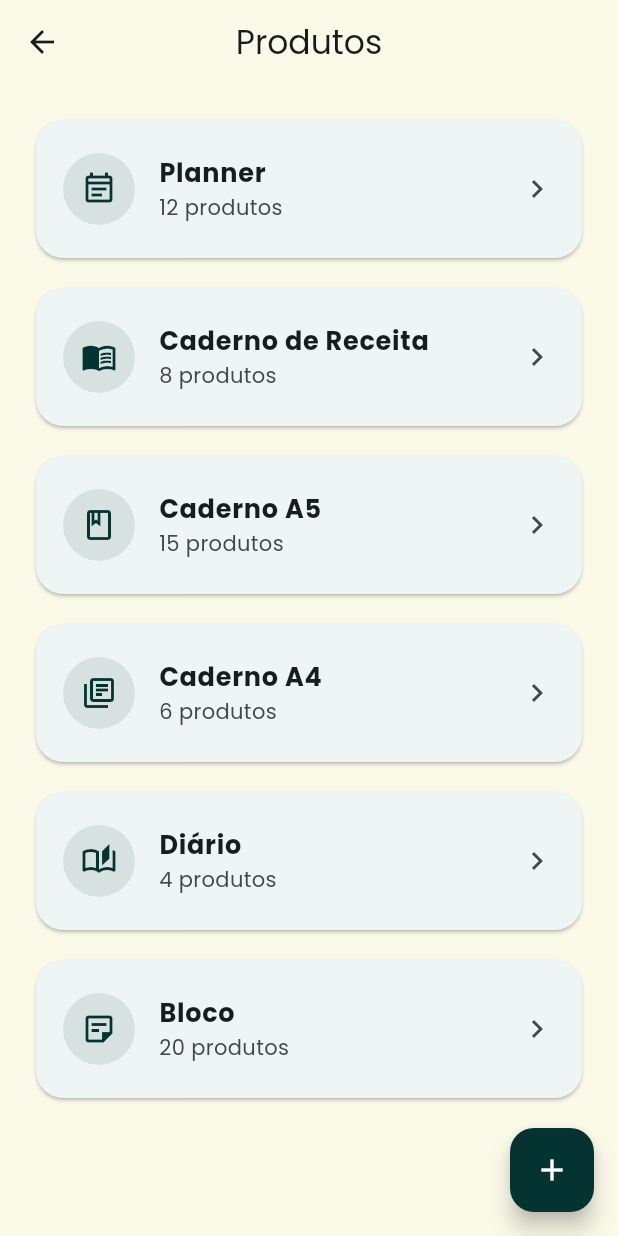
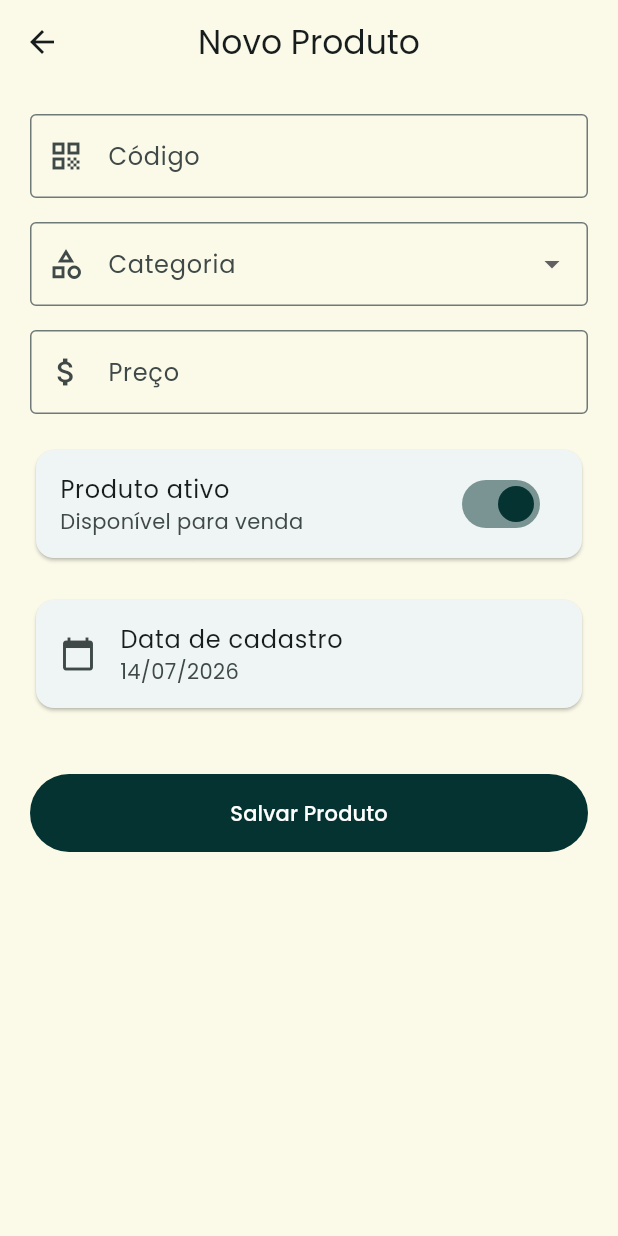
Before and after one commit to Gabriel-A-Pasqualini/Fiore, a Flutter app: the ProdutoPage screen opened directly, after a tap on the "add" icon, on a phone screen of 412 x 824 dp. Run offline on Flutter 3.47's test engine with Material 3 defaults, Android fonts, the phone set to English and light mode, and no system bars; our stand-ins replace flutter_screenutil, google_fonts.

Commit message:
feat: Adicionando tela de cadastro de produtos

```diff
--- a/fiore/lib/modules/home/home_page.dart
+++ b/fiore/lib/modules/home/home_page.dart
@@ -2,7 +2,7 @@ import 'package:fiore/app.dart';
 import 'package:fiore/modules/home/home_card.dart';
 import 'package:fiore/modules/home/summary_card.dart';
 import 'package:fiore/core/theme/app_colors.dart';
-import 'package:fiore/modules/produtos/controller/produto_page.dart';
+import 'package:fiore/modules/produtos/view/produto_page.dart';
 import 'package:flutter/material.dart';
 
 class HomePage extends StatelessWidget {
@@ -144,7 +144,7 @@ class HomePage extends StatelessWidget {
                       Navigator.push(
                         context,
                           MaterialPageRoute(
-                          builder: (_) => const ProdutoPage(),
+                          builder: (_) => ProdutoPage(),
                         ),
                       );
                     },
--- /dev/null
+++ b/fiore/lib/modules/produtos/controller/produto_controller.dart
@@ -0,0 +1,81 @@
+import 'package:fiore/modules/produtos/service/categoria_service.dart';
+import 'package:fiore/modules/produtos/view/produto_form_page.dart';
+import 'package:flutter/material.dart';
+
+class ProdutoController extends ChangeNotifier {
+  final codigoController = TextEditingController();
+  final categoriaController = TextEditingController();
+  final precoController = TextEditingController();
+
+  bool ativo = true;
+  DateTime cadastro = DateTime.now();
+
+  final CategoriaService categoriaService;
+
+  ProdutoController({
+    CategoriaService? categoriaService,
+  }) : categoriaService = categoriaService ?? CategoriaService();
+
+  List<(String, IconData, int)> get categorias {
+    return categoriaService.buscarCategorias();
+  }
+
+  String? categoriaSelecionada;
+
+  void alterarCategoria(String value) {
+    categoriaSelecionada = value;
+    notifyListeners();
+  }
+
+  void adicionarProduto(BuildContext context) {
+    Navigator.push(
+      context,
+      MaterialPageRoute(
+        builder: (context) => ProdutoFormPage(controller: this),
+      ),
+    );
+  }
+
+  void abrirCategoria(BuildContext context, int index) {
+    final categoria = categorias[index];
+
+    ScaffoldMessenger.of(context).showSnackBar(
+      SnackBar(
+        content: Text("Abrir ${categoria.$1}"),
+      ),
+    );
+  }
+
+  void alterarAtivo(bool value) {
+    ativo = value;
+    notifyListeners();
+  }
+
+  void salvar() {
+
+  }
+
+  void alterarCadastro(DateTime value) {
+    cadastro = value;
+    notifyListeners();
+  }
+
+  void limpar() {
+    codigoController.clear();
+    categoriaController.clear();
+    precoController.clear();
+
+    ativo = true;
+    cadastro = DateTime.now();
+
+    notifyListeners();
+  }
+
+  @override
+  void dispose() {
+    codigoController.dispose();
+    categoriaController.dispose();
+    precoController.dispose();
+    super.dispose();
+  }
+}
--- /dev/null
+++ b/fiore/lib/modules/produtos/service/categoria_service.dart
@@ -0,0 +1,15 @@
+import 'package:flutter/material.dart';
+
+class CategoriaService {
+
+  List<(String, IconData, int)> buscarCategorias() {
+    return [
+      ("Planner", Icons.event_note_outlined, 12),
+      ("Caderno de Receita", Icons.menu_book_outlined, 8),
+      ("Caderno A5", Icons.book_outlined, 15),
+      ("Caderno A4", Icons.library_books_outlined, 6),
+      ("Diário", Icons.auto_stories_outlined, 4),
+      ("Bloco", Icons.sticky_note_2_outlined, 20),
+    ];
+  }
+}
--- /dev/null
+++ b/fiore/lib/modules/produtos/view/produto_form_page.dart
@@ -0,0 +1,197 @@
+import 'package:fiore/core/theme/app_colors.dart';
+import 'package:fiore/modules/produtos/controller/produto_controller.dart';
+import 'package:flutter/material.dart';
+
+class ProdutoFormPage extends StatefulWidget {
+  final ProdutoController controller;
+
+  const ProdutoFormPage({
+    super.key,
+    required this.controller,
+  });
+
+  @override
+  State<ProdutoFormPage> createState() => _ProdutoFormPageState();
+}
+
+class _ProdutoFormPageState extends State<ProdutoFormPage> {
+
+  ProdutoController get controller => widget.controller;
+
+  @override
+  Widget build(BuildContext context) {
+
+    return Scaffold(
+      appBar: AppBar(
+        title: const Text("Novo Produto"),
+        centerTitle: true,
+      ),
+
+      body: AnimatedBuilder(
+        animation: controller,
+        builder: (_, __) {
+
+          return SingleChildScrollView(
+            padding: const EdgeInsets.all(20),
+            child: Column(
+              crossAxisAlignment: CrossAxisAlignment.start,
+              children: [
+                TextField(
+                  controller: controller.codigoController,
+                  keyboardType: TextInputType.number,
+                  decoration: const InputDecoration(
+                    labelText: "Código",
+                    prefixIcon: Icon(Icons.qr_code),
+                    border: OutlineInputBorder(),
+                  ),
+                ),
+
+                const SizedBox(height: 16),
+
+                DropdownButtonFormField<String>(
+                  value: controller.categoriaSelecionada,
+                  decoration: const InputDecoration(
+                    labelText: "Categoria",
+                    prefixIcon: Icon(Icons.category_outlined),
+                    border: OutlineInputBorder(),
+                  ),
+
+                  items: controller.categorias.map((categoria) {
+                    return DropdownMenuItem<String>(
+
+                      value: categoria.$1,
+                      child: Row(
+                        children: [
+                          Icon(
+                            categoria.$2,
+                            color: AppColors.primary,
+                            size: 22,
+                          ),
+
+                          const SizedBox(width: 10),
+
+                          Text(
+                            categoria.$1,
+                          ),
+                        ],
+                      ),
+                    );
+                  }).toList(),
+
+                  onChanged: (value) {
+                    if(value != null) {
+                      controller.alterarCategoria(value);
+                    }
+                  },
+                ),
+
+                const SizedBox(height: 16),
+
+                TextField(
+                  controller: controller.precoController,
+
+                  keyboardType: const TextInputType.numberWithOptions(
+                    decimal: true,
+                  ),
+
+                  decoration: const InputDecoration(
+                    labelText: "Preço",
+                    prefixText: "R\$ ",
+                    prefixIcon: Icon(
+                      Icons.attach_money,
+                    ),
+                    border: OutlineInputBorder(),
+                  ),
+                ),
+
+                const SizedBox(height: 20),
+
+                Card(
+                  child: SwitchListTile(
+                    title: const Text(
+                      "Produto ativo",
+                    ),
+
+                    subtitle: Text(
+                      controller.ativo
+                          ? "Disponível para venda"
+                          : "Produto desativado",
+                    ),
+
+                    value: controller.ativo,
+                    activeColor: AppColors.primary,
+
+                    onChanged: (value) {
+                      controller.alterarAtivo(value);
+                    },
+                  ),
+                ),
+
+                const SizedBox(height: 20),
+
+                Card(
+                  child: ListTile(
+
+                    leading: const Icon(
+                      Icons.calendar_today,
+                    ),
+
+                    title: const Text(
+                      "Data de cadastro",
+                    ),
+
+                    subtitle: Text(
+                      formatarData(controller.cadastro),
+                    ),
+
+                    onTap: () async {
+                      final data = await showDatePicker(
+                        context: context,
+                        initialDate: controller.cadastro,
+                        firstDate: DateTime(2020),
+                        lastDate: DateTime(2100),
+                      );
+
+                      if(data != null) {
+                        controller.alterarCadastro(data);
+                      }
+                    },
+                  ),
+                ),
+
+                const SizedBox(height: 40),
+
+                SizedBox(
+                  width: double.infinity,
+                  height: 52,
+
+                  child: FilledButton(
+                    style: FilledButton.styleFrom(
+                      backgroundColor: AppColors.primary,
+                    ),
+
+                    onPressed: () {
+                      controller.salvar();
+                      Navigator.pop(context);
+                    },
+
+                    child: const Text(
+                      "Salvar Produto",
+                    ),
+                  ),
+                ),
+              ],
+            ),
+          );
+        },
+      ),
+    );
+  }
+
+
+  String formatarData(DateTime data) {
+    return "${data.day.toString().padLeft(2,'0')}/"
+        "${data.month.toString().padLeft(2,'0')}/"
+        "${data.year}";
+  }
+}
--- a/fiore/lib/modules/produtos/controller/produto_page.dart
+++ b/fiore/lib/modules/produtos/view/produto_page.dart
@@ -1,32 +1,29 @@
 import 'package:fiore/core/theme/app_colors.dart';
+import 'package:fiore/modules/produtos/controller/produto_controller.dart';
 import 'package:flutter/material.dart';
 
 class ProdutoPage extends StatelessWidget {
-  const ProdutoPage({super.key});
+  ProdutoPage({super.key});
+
+  final ProdutoController controller = ProdutoController();
 
   @override
   Widget build(BuildContext context) {
-    final categorias = [
-      ("Planner", Icons.event_note_outlined, 12),
-      ("Caderno de Receita", Icons.menu_book_outlined, 8),
-      ("Caderno A5", Icons.book_outlined, 15),
-      ("Caderno A4", Icons.library_books_outlined, 6),
-      ("Diário", Icons.auto_stories_outlined, 4),
-      ("Bloco", Icons.sticky_note_2_outlined, 20),
-    ];
-
     return Scaffold(
       appBar: AppBar(
         title: const Text("Produtos"),
         centerTitle: true,
       ),
+
       floatingActionButton: FloatingActionButton(
         backgroundColor: AppColors.primary,
-        onPressed: () {
-          // Abrir cadastro de produto
-        },
-        child: const Icon(Icons.add, color: Colors.white),
+        onPressed: () => controller.adicionarProduto(context),
+        child: const Icon(
+          Icons.add,
+          color: Colors.white,
+        ),
       ),
+
       body: SafeArea(
         child: ListView.separated(
           padding: const EdgeInsets.fromLTRB(
@@ -35,10 +32,10 @@ class ProdutoPage extends StatelessWidget {
             20,
             100,
           ),
-          itemCount: categorias.length,
+          itemCount: controller.categorias.length,
           separatorBuilder: (_, __) => const SizedBox(height: 12),
           itemBuilder: (_, index) {
-            final categoria = categorias[index];
+            final categoria = controller.categorias[index];
 
             return Card(
               elevation: 1,
@@ -69,9 +66,7 @@ class ProdutoPage extends StatelessWidget {
                   "${categoria.$3} produtos",
                 ),
                 trailing: const Icon(Icons.chevron_right),
-                onTap: () {
-                  // Abrir lista de produtos dessa categoria
-                },
+                onTap: () => controller.abrirCategoria(context, index),
               ),
             );
           },
```
Also changed, not shown: fiore/lib/modules/produtos/model/categoria_produto.dart (renamed from fiore/lib/modules/produtos/class/categoria_produto.dart), fiore/lib/modules/produtos/model/produto.dart (renamed from fiore/lib/modules/produtos/class/produto.dart), 1 other file.
